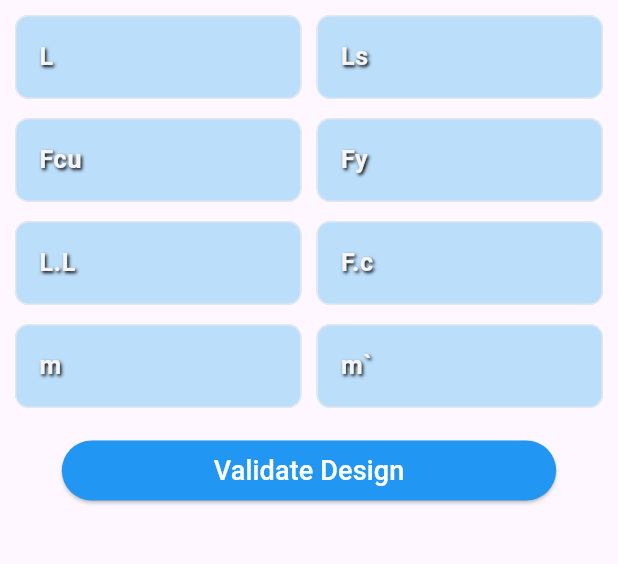
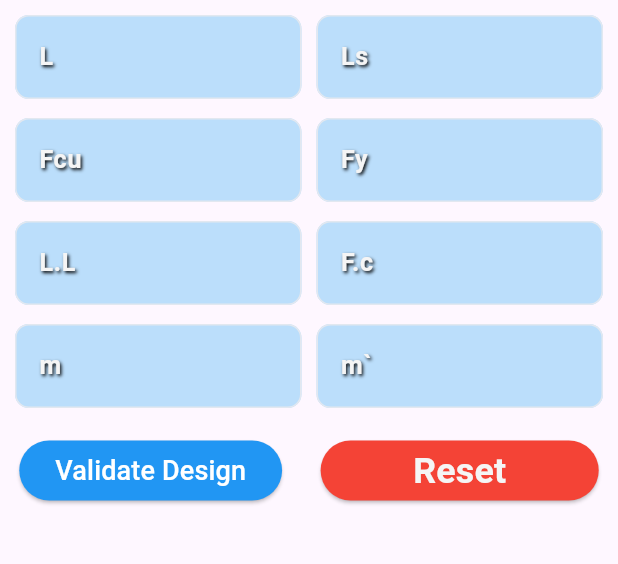
Before and after one commit to Hazem-0/Structural-Slab-Validator, a Flutter app: the screen it shows after launch, on a phone screen of 412 x 824 dp, the part 84-648 px from its top. Run offline on Flutter 3.47's test engine with Material 3 defaults, Android fonts, the phone set to English and light mode, and no system bars; our stand-ins replace flutter_riverpod, flutter_screenutil.

Commit message:
added reset button

```diff
--- a/lib/providers/validation.dart
+++ b/lib/providers/validation.dart
@@ -35,6 +35,10 @@ class ValidationNotifier extends StateNotifier<OutputData?> {
       thickness: _ts,
       steelArea: _steelArea,
     );
+  }
+
+  void reset() {
+    state = null;
   }
 
   void _slapClassification() {
--- a/lib/screens/structural_slab_validator_screen.dart
+++ b/lib/screens/structural_slab_validator_screen.dart
@@ -4,6 +4,7 @@ import 'package:structural_slab_validator/providers/validation.dart';
 import 'package:structural_slab_validator/theme/app_colors.dart';
 import 'package:structural_slab_validator/widgets/input_widget.dart';
 import 'package:structural_slab_validator/widgets/output_card.dart';
+import 'package:structural_slab_validator/widgets/reset_button.dart';
 import 'package:structural_slab_validator/widgets/validator_button.dart';
 
 class SSVScreen extends StatelessWidget {
@@ -40,9 +41,18 @@ class SSVScreen extends StatelessWidget {
                     ),
                   ),
                   SizedBox(
-                    width: constraints.maxWidth * 0.8,
+                    // width: constraints.maxWidth * 0.9,
                     child: Consumer(builder: (context, ref, child) {
-                      return validatorButton();
+                      return Row(
+                        mainAxisAlignment: MainAxisAlignment.spaceAround,
+                        children: [
+                          validatorButton(),
+                          SizedBox(
+                            width: constraints.maxWidth * 0.45,
+                            child: const ResetButton(),
+                          ),
+                        ],
+                      );
                     }),
                   ),
                   SizedBox(
--- /dev/null
+++ b/lib/widgets/reset_button.dart
@@ -0,0 +1,33 @@
+import 'package:flutter/material.dart';
+import 'package:flutter_riverpod/flutter_riverpod.dart';
+import 'package:flutter_screenutil/flutter_screenutil.dart';
+import 'package:structural_slab_validator/providers/validation.dart';
+import 'package:structural_slab_validator/theme/styles.dart';
+import 'package:structural_slab_validator/widgets/input_widget.dart';
+
+class ResetButton extends ConsumerWidget {
+  const ResetButton({super.key});
+
+  @override
+  Widget build(BuildContext context, WidgetRef ref) {
+    return ElevatedButton(
+      onPressed: () {
+        for (var controller in controllers) {
+          controller.clear();
+        }
+
+        ref.read(validationProvider.notifier).reset();
+      },
+      style: ElevatedButton.styleFrom(
+        backgroundColor: Colors.red,
+        shape: RoundedRectangleBorder(
+          borderRadius: BorderRadius.circular(25.r),
+        ),
+      ),
+      child: Text(
+        "Reset",
+        style: Styles.font20WhiteBold,
+      ),
+    );
+  }
+}
```
